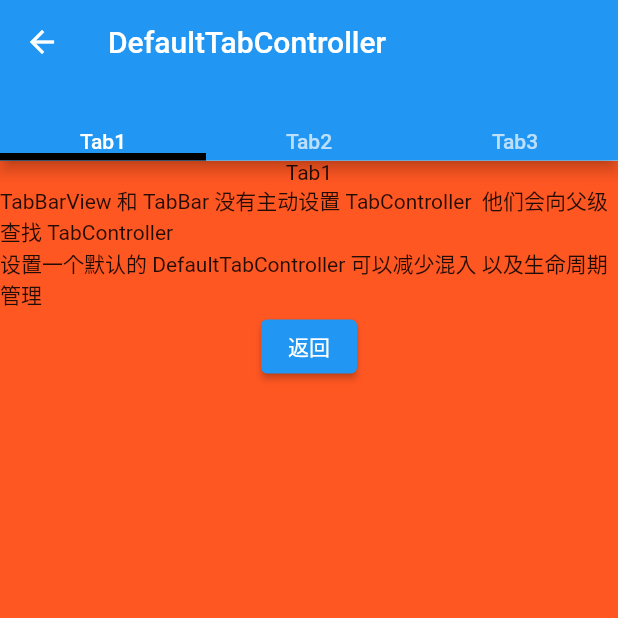
After one commit to xxxIxxxx/flutter_ddup, a Flutter app: the TabBarViewPage screen opened by its route, after a tap on "使用 DefaultTabController", on a phone screen of 412 x 824 dp, the top half of it. The commit adds this screen. Run offline on Flutter 3.47's test engine with Material 2 defaults, Android fonts, the phone set to English and light mode, and no system bars; our stand-ins replace fluro.

Commit message:
TabBarView,DefaultTabController 选项卡视图

```diff
--- a/lib/app/home_page.dart
+++ b/lib/app/home_page.dart
@@ -227,6 +227,13 @@ class _MyHomePageState extends State<MyHomePage> {
             },
             child: const Text("PageView,AutomaticKeepAliveClientMixin页面缓存"),
           ),
+          TextButton(
+            onPressed: () {
+              Application.router.navigateTo(context, Routes.tabBarView,
+                  transition: TransitionType.native);
+            },
+            child: const Text("TabBarView,DefaultTabController 选项卡视图"),
+          ),
         ],
       ),
     );
--- /dev/null
+++ b/lib/class/TabBarView/default_tab_controller_page.dart
@@ -0,0 +1,67 @@
+// ignore_for_file: avoid_print
+
+import 'package:flutter/material.dart';
+
+class DefaultTabControllerPage extends StatefulWidget {
+  const DefaultTabControllerPage({Key? key}) : super(key: key);
+
+  @override
+  _DefaultTabControllerPageState createState() =>
+      _DefaultTabControllerPageState();
+}
+
+class _DefaultTabControllerPageState extends State<DefaultTabControllerPage> {
+  List<String> labs = ['Tab1', 'Tab2', 'Tab3'];
+  @override
+  Widget build(BuildContext context) {
+    //* 设置一个默认的 DefaultTabController 可以减少混入 以及生命周期管理
+    return DefaultTabController(
+        length: labs.length,
+        child: Scaffold(
+          appBar: AppBar(
+            title: const Text('DefaultTabController'),
+            bottom: TabBar(
+                indicatorColor: Colors.black,
+                indicatorWeight: 5,
+                tabs: labs.map((e) => Text(e)).toList()),
+          ),
+          body: TabBarView(
+              children: labs.map((e) => TabBarPage2(text: e)).toList()),
+        ));
+  }
+}
+
+class TabBarPage2 extends StatefulWidget {
+  const TabBarPage2({Key? key, required this.text}) : super(key: key);
+  final String text;
+
+  @override
+  State<TabBarPage2> createState() => _TabBarPage2State();
+}
+
+class _TabBarPage2State extends State<TabBarPage2>
+    with AutomaticKeepAliveClientMixin {
+  //* 使用 AutomaticKeepAliveClientMixin 保持页面缓存
+  @override
+  Widget build(BuildContext context) {
+    super.build(context);
+    print("build" + widget.text);
+    return Container(
+      color: Colors.deepOrange,
+      child: Column(children: [
+        Text(widget.text),
+        const Text(
+            "TabBarView 和 TabBar 没有主动设置 TabController  他们会向父级查找 TabController"),
+        const Text("设置一个默认的 DefaultTabController 可以减少混入 以及生命周期管理"),
+        ElevatedButton(
+            onPressed: () {
+              Navigator.pop(context);
+            },
+            child: const Text("返回"))
+      ]),
+    );
+  }
+
+  @override
+  bool get wantKeepAlive => true;
+}
--- /dev/null
+++ b/lib/class/TabBarView/tab_bar_view_page.dart
@@ -0,0 +1,83 @@
+// ignore_for_file: avoid_print
+
+import 'package:flutter/material.dart';
+
+import 'default_tab_controller_page.dart';
+
+class TabBarViewPage extends StatefulWidget {
+  const TabBarViewPage({Key? key}) : super(key: key);
+
+  @override
+  _TabBarViewPageState createState() => _TabBarViewPageState();
+}
+
+class _TabBarViewPageState extends State<TabBarViewPage>
+    with SingleTickerProviderStateMixin {
+  late TabController _tabController;
+  List<String> labs = ['Tab1', 'Tab2', 'Tab3'];
+
+  @override
+  void initState() {
+    super.initState();
+    _tabController = TabController(length: 3, vsync: this);
+  }
+
+  @override
+  void dispose() {
+    _tabController.dispose();
+    super.dispose();
+  }
+
+  @override
+  Widget build(BuildContext context) {
+    return Scaffold(
+      appBar: AppBar(
+        title: const Text('TabBarView'),
+        bottom: TabBar(
+            controller: _tabController,
+            indicatorColor: Colors.black,
+            indicatorWeight: 5,
+            tabs: labs.map((e) => Text(e)).toList()),
+      ),
+      body: TabBarView(
+          controller: _tabController,
+          children: labs.map((e) => TabBarPage(text: e)).toList()),
+    );
+  }
+}
+
+class TabBarPage extends StatefulWidget {
+  const TabBarPage({Key? key, required this.text}) : super(key: key);
+  final String text;
+
+  @override
+  State<TabBarPage> createState() => _TabBarPageState();
+}
+
+class _TabBarPageState extends State<TabBarPage>
+    with AutomaticKeepAliveClientMixin {
+  //* 使用 AutomaticKeepAliveClientMixin 保持页面缓存
+  @override
+  Widget build(BuildContext context) {
+    super.build(context);
+    print("build" + widget.text);
+    return Container(
+      color: Colors.deepOrange,
+      child: Column(children: [
+        Text(widget.text),
+        const Text(
+            "TabBarView 和 TabBar 持有一个共同的 TabController \n TabController 需要释放"),
+        ElevatedButton(
+            onPressed: () {
+              Navigator.push(context, MaterialPageRoute(builder: (context) {
+                return const DefaultTabControllerPage();
+              }));
+            },
+            child: const Text("使用 DefaultTabController"))
+      ]),
+    );
+  }
+
+  @override
+  bool get wantKeepAlive => true;
+}
--- a/lib/route/route_handlers.dart
+++ b/lib/route/route_handlers.dart
@@ -22,6 +22,7 @@ import '../class/ScrollController,ScrollPosition,NotificationListener滚动监
 import '../class/SingleChildScrollView不会延迟加载的滚动View/single_child_scroll_view_page.dart';
 import '../class/Stack,Positioned层叠布局/stack_positioned_page.dart';
 import '../class/Switch,Checkbox单选开关复选开关/switch_page.dart';
+import '../class/TabBarView/tab_bar_view_page.dart';
 import '../class/TextField,Form输入框及表单/text_field_page.dart';
 import '../class/Text文本及样式/text_page.dart';
 import '../class/Transform,RotatedBox变换旋转缩放/transform_rotated_box_page.dart';
@@ -181,3 +182,8 @@ var pageViewHandeler = Handler(
     handlerFunc: (BuildContext? context, Map<String, List<String>> params) {
   return const PageViewPage();
 });
+
+var tabBarViewHandeler = Handler(
+    handlerFunc: (BuildContext? context, Map<String, List<String>> params) {
+  return const TabBarViewPage();
+});
--- a/lib/route/routes.dart
+++ b/lib/route/routes.dart
@@ -35,6 +35,7 @@ class Routes {
   static String animatedList = "/animatedList";
   static String gridView = "/gridView";
   static String pageView = "/pageView";
+  static String tabBarView = "/tabBarView";
 
   static void configureRoutes(FluroRouter router) {
     router.notFoundHandler = Handler(
@@ -72,5 +73,6 @@ class Routes {
     router.define(animatedList, handler: animatedListHandeler);
     router.define(gridView, handler: gridViewHandeler);
     router.define(pageView, handler: pageViewHandeler);
+    router.define(tabBarView, handler: tabBarViewHandeler);
   }
 }
```
